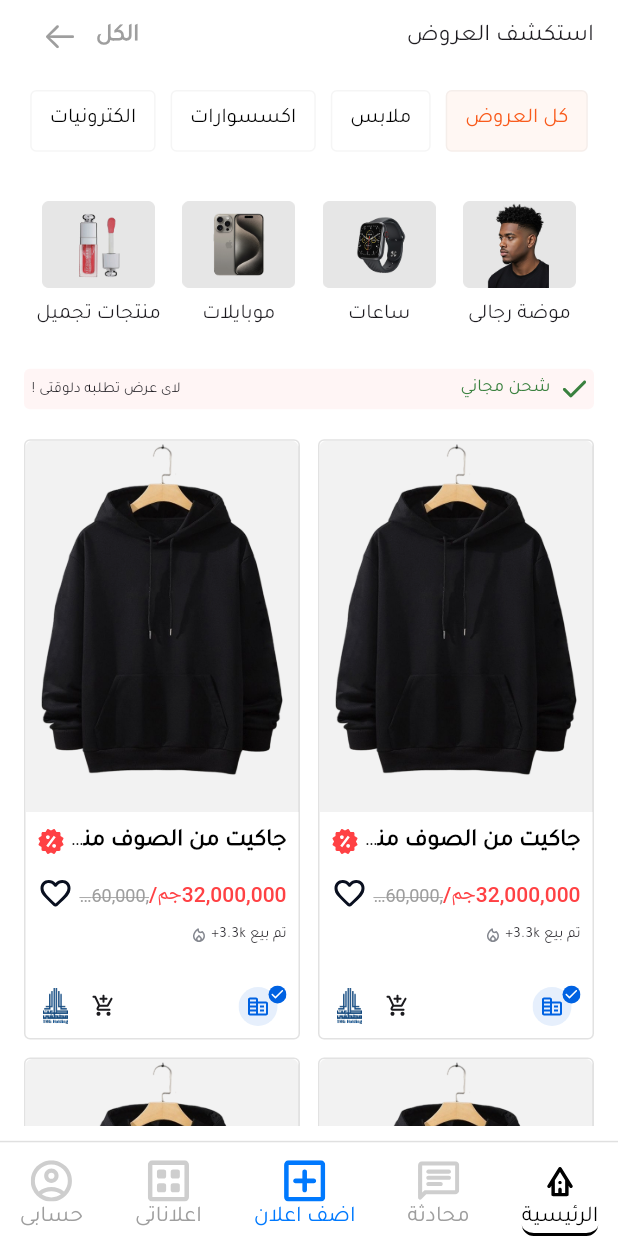
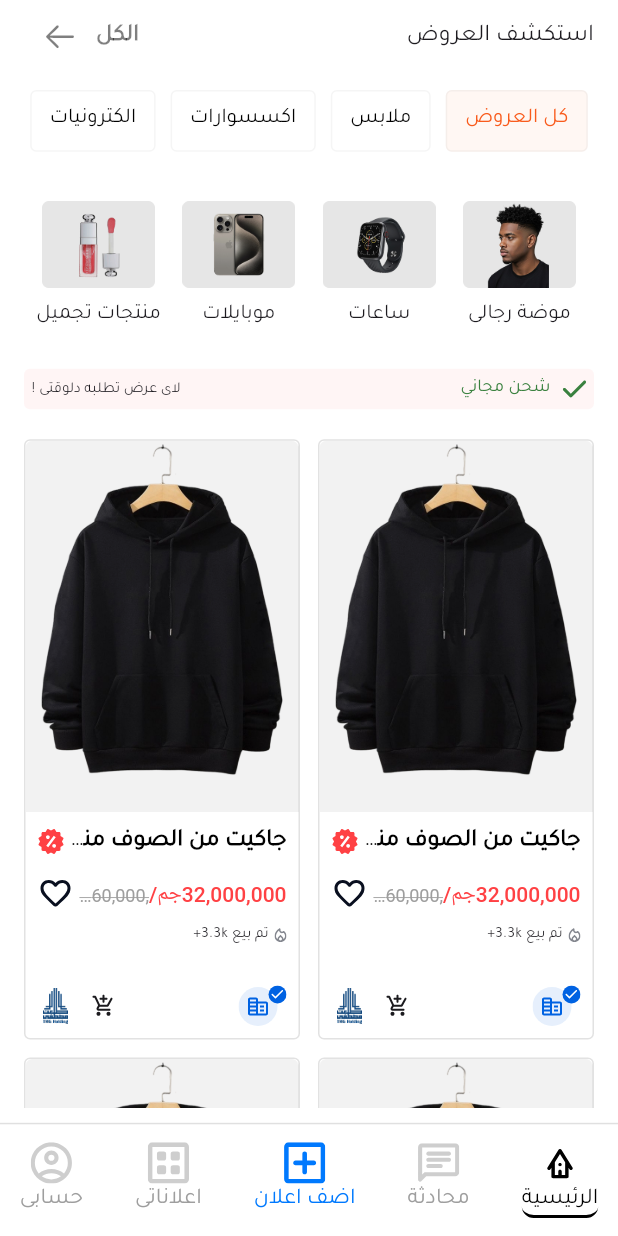
Before and after one commit to ahmed-ehab-m/otexapptest, a Flutter app: the screen it shows after launch, on a phone screen of 412 x 824 dp. Run offline on Flutter 3.47's test engine with Material 3 defaults, Android fonts, the phone set to English and light mode, and no system bars; our stand-ins replace flutter_svg, go_router.

Commit message:
improve UI elements in home view

```diff
--- a/lib/core/utils/assets.dart
+++ b/lib/core/utils/assets.dart
@@ -13,4 +13,13 @@ class Assets {
     "assets/images/PhotoContainer(2).png",
     "assets/images/PhotoContainer(3).png",
   ];
+  ///////////////////Home Icons///////////////////////////////
+  static const String checkIcon = "assets/images/check.svg";
+  static const String saleIcon = "assets/images/Vector.svg";
+  static const String favoriteIcon = "assets/images/favorite.svg";
+  static const String localfireDepartmentIcon =
+      "assets/images/local_fire_department.svg";
+  static const String talaatMostafaIcon = "assets/images/talaatMostafa.png";
+  static const String shoppingCartIcon = "assets/images/add_shopping_cart.svg";
+  static const String companyBadgeIcon = "assets/images/Company Badge.svg";
 }
--- a/lib/features/home/presentation/views/main_view.dart
+++ b/lib/features/home/presentation/views/main_view.dart
@@ -30,7 +30,7 @@ class _MainViewState extends State<MainView> {
       bottomNavigationBar: IntrinsicHeight(
         child: SafeArea(
           child: Container(
-            margin: EdgeInsets.only(top: 10),
+            margin: EdgeInsets.only(top: 10, bottom: 12),
             // alignment: Alignment.bottomCenter,
             padding: EdgeInsets.fromLTRB(
               getResponsiveWidth(context, 11.5),
--- a/lib/features/home/presentation/views/widgets/free_shipping_widget.dart
+++ b/lib/features/home/presentation/views/widgets/free_shipping_widget.dart
@@ -3,6 +3,7 @@ import 'package:flutter/material.dart';
 import 'package:flutter_svg/flutter_svg.dart';
 import 'package:otexapptest/core/utils/app_colors.dart';
 import 'package:otexapptest/core/utils/app_text_styles.dart';
+import 'package:otexapptest/core/utils/assets.dart';
 
 class FreeShippingWidget extends StatelessWidget {
   const FreeShippingWidget({super.key});
@@ -29,7 +30,7 @@ class FreeShippingWidget extends StatelessWidget {
                   color: Color(0xff3A813F),
                 ),
               ),
-              SvgPicture.asset("assets/images/check.svg"),
+              SvgPicture.asset(Assets.checkIcon),
             ],
           ),
         ],
--- a/lib/features/home/presentation/views/widgets/grid_view_item.dart
+++ b/lib/features/home/presentation/views/widgets/grid_view_item.dart
@@ -2,6 +2,7 @@ import 'package:flutter/cupertino.dart';
 import 'package:flutter/material.dart';
 import 'package:flutter_svg/svg.dart';
 import 'package:otexapptest/core/utils/app_text_styles.dart';
+import 'package:otexapptest/core/utils/assets.dart';
 
 class GridViewItem extends StatelessWidget {
   const GridViewItem({super.key});
@@ -22,7 +23,7 @@ class GridViewItem extends StatelessWidget {
               children: [
                 Row(
                   children: [
-                    SvgPicture.asset('assets/images/Vector.svg'),
+                    SvgPicture.asset(Assets.saleIcon),
                     Expanded(
                       child: Text(
                         'جاكيت من الصوف مناسب',
@@ -37,7 +38,7 @@ class GridViewItem extends StatelessWidget {
 
                 Row(
                   children: [
-                    SvgPicture.asset('assets/images/favorite.svg'),
+                    SvgPicture.asset(Assets.favoriteIcon),
 
                     Expanded(
                       child: RichText(
@@ -70,27 +71,28 @@ class GridViewItem extends StatelessWidget {
                 Row(
                   mainAxisAlignment: MainAxisAlignment.end,
                   children: [
-                    SvgPicture.asset('assets/images/local_fire_department.svg'),
-                    SizedBox(width: 4),
                     Text(
                       'تم بيع 3.3k+',
                       style: AppTextStyles.regular10,
                       textDirection: TextDirection.rtl,
                     ),
+                    SizedBox(width: 4),
+
+                    SvgPicture.asset(Assets.localfireDepartmentIcon),
                   ],
                 ),
                 SizedBox(height: 27),
                 Row(
                   children: [
                     Image.asset(
-                      'assets/images/talaatMostafa.png',
+                      Assets.talaatMostafaIcon,
                       height: 24,
                       width: 24,
                     ),
                     SizedBox(width: 12),
-                    SvgPicture.asset('assets/images/add_shopping_cart.svg'),
+                    SvgPicture.asset(Assets.shoppingCartIcon),
                     Spacer(),
-                    SvgPicture.asset('assets/images/Company Badge.svg'),
+                    SvgPicture.asset(Assets.companyBadgeIcon),
                   ],
                 ),
               ],
--- a/lib/features/home/presentation/views/widgets/home_view_app_bar.dart
+++ b/lib/features/home/presentation/views/widgets/home_view_app_bar.dart
@@ -14,12 +14,14 @@ class HomeViewAppBar extends StatelessWidget {
           children: [
             IconButton(
               icon: const Icon(CupertinoIcons.arrow_left),
-              color: Colors.grey,
+              color: Colors.black.withOpacity(0.5),
               onPressed: () {},
             ),
             Text(
               'الكل',
-              style: AppTextStyles.bold16.copyWith(color: Colors.grey),
+              style: AppTextStyles.bold16.copyWith(
+                color: Colors.black.withOpacity(0.5),
+              ),
             ),
           ],
         ),
```
